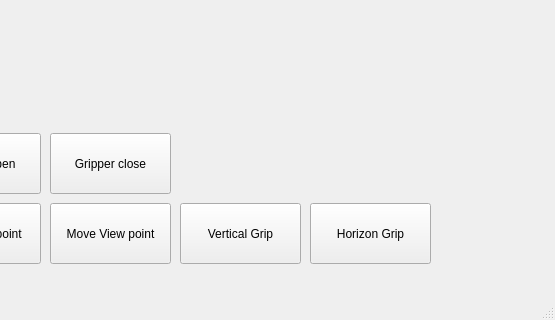
Before: the Qt Designer form mainwindow.ui in NYONYANI/Qt-Detectron2-Shared-Memory-, drawn with Qt 5; both pictures show x 760 to 1315 and y 437 to 757 of the 1315 by 757 pixel window.
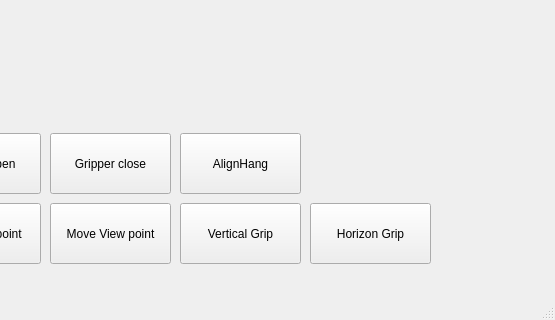
After: the same form once the commit is applied. Custom widgets are drawn as their Qt base class.

The edit to the form file:
```diff
--- a/mainwindow.ui
+++ b/mainwindow.ui
@@ -219,6 +219,19 @@
      <string>Horizon Grip</string>
     </property>
    </widget>
+   <widget class="QPushButton" name="AlignHangButton">
+    <property name="geometry">
+     <rect>
+      <x>940</x>
+      <y>570</y>
+      <width>121</width>
+      <height>61</height>
+     </rect>
+    </property>
+    <property name="text">
+     <string>AlignHang</string>
+    </property>
+   </widget>
   </widget>
   <widget class="QMenuBar" name="menubar">
    <property name="geometry">
```
